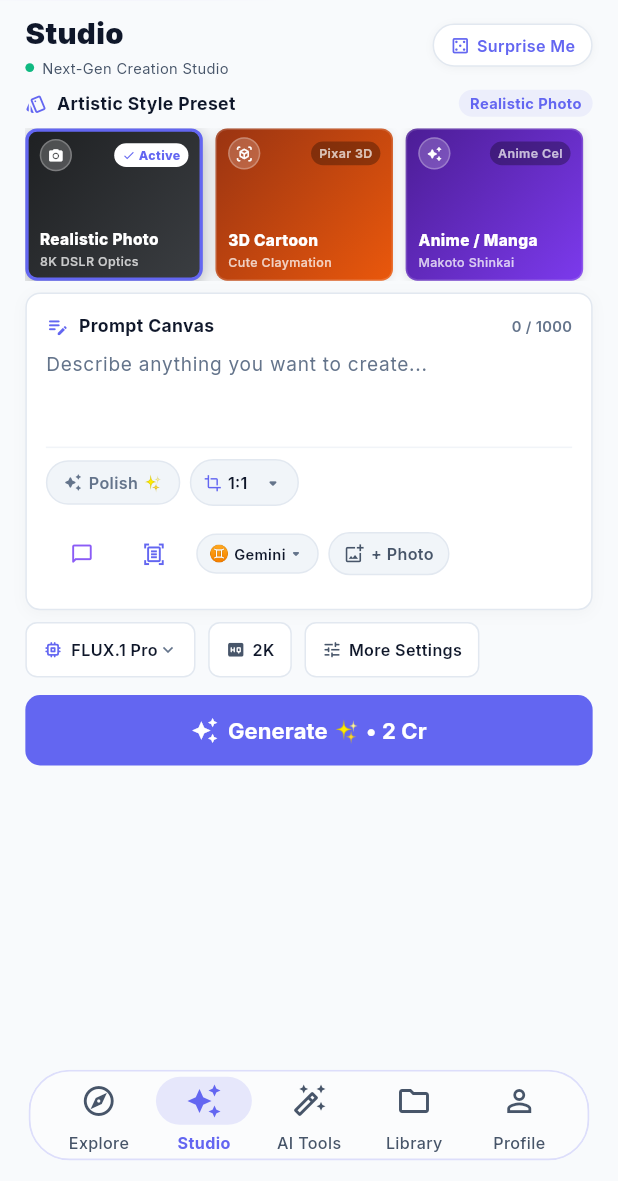
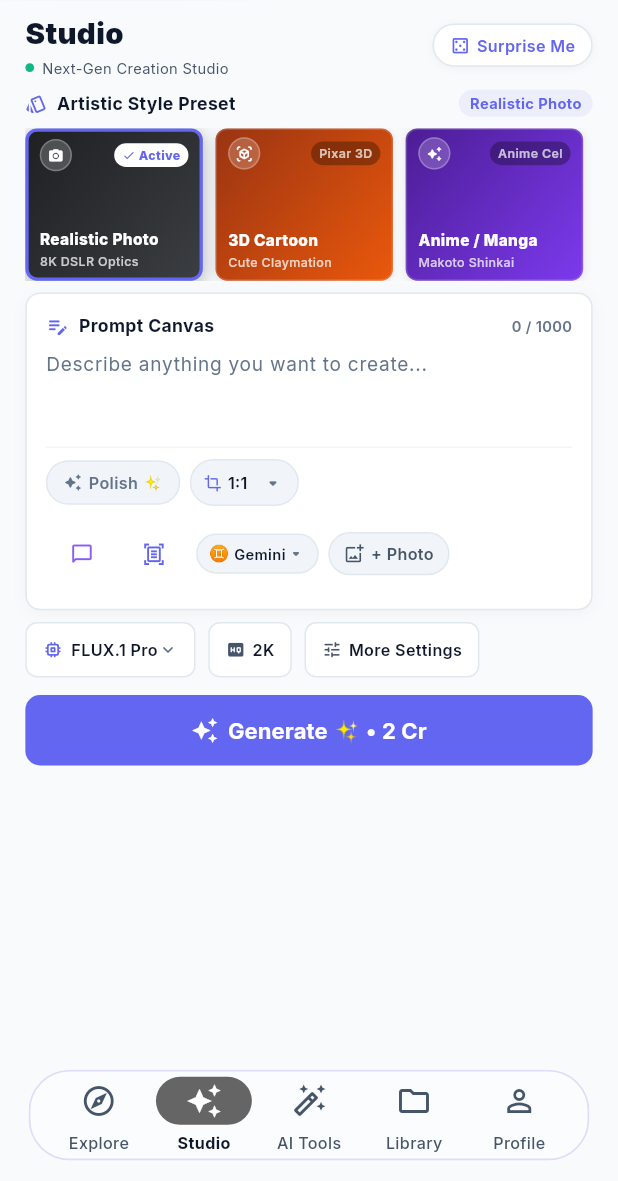
Before and after one commit to RitutoshAeologic/craftai_studio_mobile, a Flutter app: the HomeShellView screen opened by its route, item 2 of the bottom bar chosen, on a phone screen of 412 x 824 dp, the part 55-1236 px from its top. Run offline on Flutter 3.47's test engine with Material 3 defaults, Android fonts, the phone set to English and light mode, and no system bars; our stand-ins replace cached_network_image, connectivity_plus, dio, flutter_screenutil, get, google_fonts and 2 more; accounts and stored records are empty; network calls fail; statements that could not run were skipped.

Commit message:
feat(shell): update bottom tab bar to use grey translucent indicator and white selected icon

```diff
--- a/lib/features/shell/views/home_shell_view.dart
+++ b/lib/features/shell/views/home_shell_view.dart
@@ -218,11 +218,12 @@ class HomeShellView extends StatelessWidget {
                         surfaceTintColor: Colors.transparent,
                         shadowColor: Colors.transparent,
                         height: 62.h,
-                        indicatorColor: AppColors.primary.withValues(alpha: 0.14),
+                        indicatorColor: const Color(0xFF3F3F3F).withValues(alpha: 0.80),
+                        indicatorShape: const StadiumBorder(),
                         labelTextStyle: WidgetStateProperty.resolveWith((states) {
                           if (states.contains(WidgetState.selected)) {
                             return TextStyle(
-                              color: AppColors.primary,
+                              color: AppColors.textPrimary,
                               fontSize: 11.sp,
                               fontWeight: FontWeight.w700,
                             );
@@ -246,35 +247,35 @@ class HomeShellView extends StatelessWidget {
                             icon: Icon(Icons.explore_outlined,
                                 color: AppColors.textSecondary),
                             selectedIcon:
-                                Icon(Icons.explore, color: AppColors.primary),
+                                const Icon(Icons.explore, color: Colors.white),
                             label: AppStrings.tabExplore,
                           ),
                           NavigationDestination(
                             icon: Icon(Icons.auto_awesome_outlined,
                                 color: AppColors.textSecondary),
-                            selectedIcon: Icon(Icons.auto_awesome,
-                                color: AppColors.primary),
+                            selectedIcon: const Icon(Icons.auto_awesome,
+                                color: Colors.white),
                             label: AppStrings.tabStudio,
                           ),
                           NavigationDestination(
                             icon: Icon(Icons.auto_fix_high_outlined,
                                 color: AppColors.textSecondary),
-                            selectedIcon: Icon(Icons.auto_fix_high,
-                                color: AppColors.primary),
+                            selectedIcon: const Icon(Icons.auto_fix_high,
+                                color: Colors.white),
                             label: 'AI Tools',
                           ),
                           NavigationDestination(
                             icon: Icon(Icons.folder_outlined,
                                 color: AppColors.textSecondary),
                             selectedIcon:
-                                Icon(Icons.folder, color: AppColors.primary),
+                                const Icon(Icons.folder, color: Colors.white),
                             label: AppStrings.tabLibrary,
                           ),
                           NavigationDestination(
                             icon: Icon(Icons.person_outline,
                                 color: AppColors.textSecondary),
                             selectedIcon:
-                                Icon(Icons.person, color: AppColors.primary),
+                                const Icon(Icons.person, color: Colors.white),
                             label: AppStrings.tabProfile,
                           ),
                         ],
```
Also changed, not shown: 2 other files.
